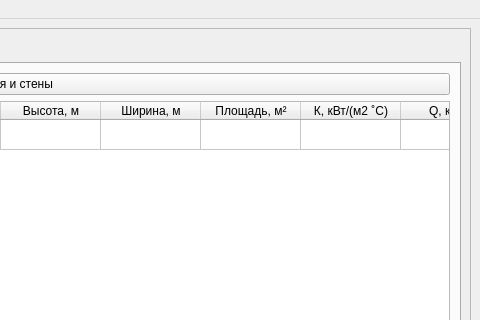
This is gui.ui in SanichMyshkin/Heat-loss as Qt 5 draws it before an edit; both pictures show x 541 to 1021 and y 0 to 320 of the 1021 by 805 pixel window. The edited form follows.
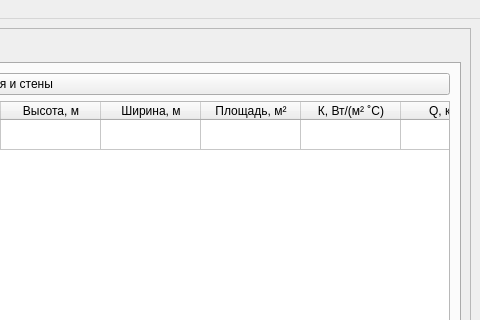
This is the edited form.

```diff
--- a/gui.ui
+++ b/gui.ui
@@ -26,7 +26,7 @@
          <x>0</x>
          <y>0</y>
          <width>995</width>
-         <height>755</height>
+         <height>757</height>
         </rect>
        </property>
        <layout class="QHBoxLayout" name="horizontalLayout_3">
@@ -291,7 +291,7 @@
               </column>
               <column>
                <property name="text">
-                <string>К, кВт/(м2 ˚С)</string>
+                <string>К, Вт/(м² ˚С)</string>
                </property>
               </column>
               <column>
```
Left out of the diff: 6 changed lines with no effect on the pictures.
